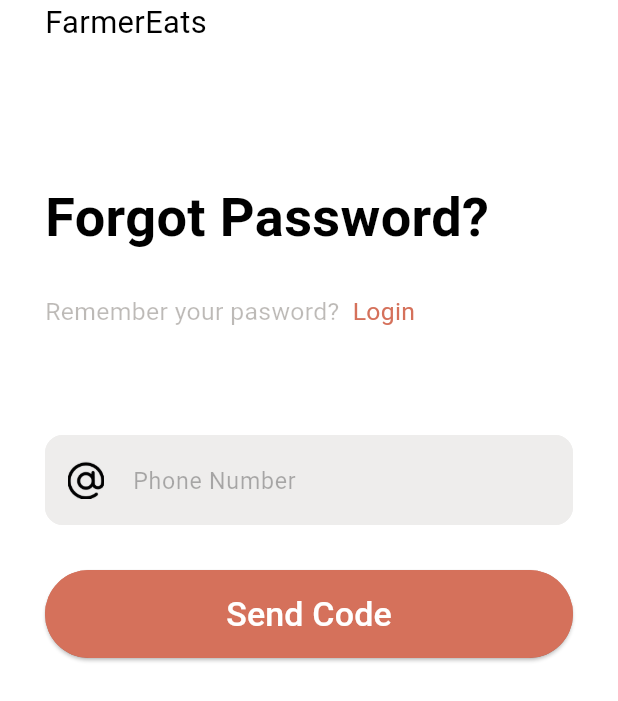
After one commit to marcolous/Flutter-SoftwareLab_Task, a Flutter app: the ForgotPasswordView screen opened by its route, on a phone screen of 412 x 824 dp. The commit adds this screen. Shown: the top 701 px of the screen. Run offline on Flutter 3.47's test engine with Material 3 defaults, Android fonts, the light colour scheme and no system bars; our stand-ins replace flutter_bloc, gap, smooth_page_indicator; Roboto replaces fonts that are missing (BeVietnamPro).

Commit message:
finish forgot password view

```diff
--- a/lib/core/utils/routes.dart
+++ b/lib/core/utils/routes.dart
@@ -2,4 +2,5 @@ class Routes {
   static const String kSplashView = 'slpashView';
   static const String kRegisterView = 'registerView';
   static const String kLoginView = 'loginView';
+  static const String kForgotPasswordView = 'forgotPasswordView';
 }
--- a/lib/core/widgets/custom_text_field.dart
+++ b/lib/core/widgets/custom_text_field.dart
@@ -25,7 +25,7 @@ class CustomTextField extends StatelessWidget {
     return Container(
       height: 60,
       decoration: BoxDecoration(
-        borderRadius: BorderRadius.circular(8),
+        borderRadius: BorderRadius.circular(12),
       ),
       child: TextFormField(
         validator: (value) {
@@ -68,7 +68,7 @@ class CustomTextField extends StatelessWidget {
   OutlineInputBorder borderDecoration() {
     return OutlineInputBorder(
       // borderRadius: BorderRadius.circular(12),
-      borderRadius: BorderRadius.circular(8),
+      borderRadius: BorderRadius.circular(12),
       borderSide: const BorderSide(
         color: Color(0xffEEEDEC),
         width: 2,
@@ -79,7 +79,7 @@ class CustomTextField extends StatelessWidget {
   OutlineInputBorder errBorderDecoration() {
     return OutlineInputBorder(
       // borderRadius: BorderRadius.circular(12),
-      borderRadius: BorderRadius.circular(8),
+      borderRadius: BorderRadius.circular(12),
       borderSide: const BorderSide(
         color: Colors.red,
         width: 2,
--- /dev/null
+++ b/lib/feature/auth/presentation/view/forgot_password/forgot_password_view.dart
@@ -0,0 +1,13 @@
+import 'package:flutter/material.dart';
+import 'package:software_lab/feature/auth/presentation/view/forgot_password/widgets/forgot_password_view_body.dart';
+
+class ForgotPasswordView extends StatelessWidget {
+  const ForgotPasswordView({super.key});
+
+  @override
+  Widget build(BuildContext context) {
+    return const Scaffold(
+      body: ForgotPasswordViewBody(),
+    );
+  }
+}
--- /dev/null
+++ b/lib/feature/auth/presentation/view/forgot_password/widgets/forgot_password_view_body.dart
@@ -0,0 +1,75 @@
+import 'package:flutter/material.dart';
+import 'package:gap/gap.dart';
+import 'package:software_lab/core/utils/app_images.dart';
+import 'package:software_lab/core/utils/styles.dart';
+import 'package:software_lab/core/widgets/custom_button.dart';
+import 'package:software_lab/core/widgets/custom_text_field.dart';
+
+class ForgotPasswordViewBody extends StatefulWidget {
+  const ForgotPasswordViewBody({super.key});
+
+  @override
+  State<ForgotPasswordViewBody> createState() => _ForgotPasswordViewBodyState();
+}
+
+class _ForgotPasswordViewBodyState extends State<ForgotPasswordViewBody> {
+  final TextEditingController _phone = TextEditingController();
+  final GlobalKey<FormState> formKey = GlobalKey();
+
+  @override
+  void dispose() {
+    _phone.dispose();
+    super.dispose();
+  }
+
+  @override
+  Widget build(BuildContext context) {
+    return SafeArea(
+      child: Padding(
+        padding: const EdgeInsets.symmetric(horizontal: 30),
+        child: Column(
+          crossAxisAlignment: CrossAxisAlignment.start,
+          children: [
+            Text(
+              'FarmerEats',
+              style: Styles.style20(context),
+            ),
+            const Gap(90),
+            Text(
+              'Forgot Password?',
+              style: Styles.style35(context),
+            ),
+            const Gap(25),
+            Text.rich(
+              TextSpan(
+                text: 'Remember your pasword?  ',
+                style: Styles.style16(context).copyWith(
+                  color: const Color(0xff261C12).withOpacity(.3),
+                ),
+                children: [
+                  TextSpan(
+                    text: 'Login',
+                    style: Styles.style16(context)
+                        .copyWith(color: const Color(0xffD5715B)),
+                  ),
+                ],
+              ),
+            ),
+            const Gap(70),
+            CustomTextField(
+              prefixIcon: AppImages.email,
+              hintText: 'Phone Number',
+              controller: _phone,
+              keyboardType: TextInputType.number,
+            ),
+            const Gap(30),
+            CustomButton(
+              title: 'Send Code',
+              onPressed: () {},
+            ),
+          ],
+        ),
+      ),
+    );
+  }
+}
--- a/lib/feature/auth/presentation/view/login/widgets/login_view_body.dart
+++ b/lib/feature/auth/presentation/view/login/widgets/login_view_body.dart
@@ -44,7 +44,6 @@ class _LoginViewBodyState extends State<LoginViewBody> {
                   Navigator.pushNamed(context, Routes.kRegisterView);
                 },
                 child: Text.rich(
-                  // textAlign: TextAlign.center,
                   TextSpan(
                     text: 'New here?',
                     style: Styles.style16(context).copyWith(
@@ -73,10 +72,16 @@ class _LoginViewBodyState extends State<LoginViewBody> {
                 hintText: 'Password',
                 controller: _password,
                 obscureText: true,
-                suffixIcon: Text(
-                  'Forgot?',
-                  style: Styles.style16(context).copyWith(
-                    color: const Color(0xffD5715B),
+                suffixIcon: GestureDetector(
+                  onTap: () => Navigator.pushNamed(
+                    context,
+                    Routes.kForgotPasswordView,
+                  ),
+                  child: Text(
+                    'Forgot?',
+                    style: Styles.style16(context).copyWith(
+                      color: const Color(0xffD5715B),
+                    ),
                   ),
                 ),
               ),
--- a/lib/feature/auth/presentation/view/register/widgets/register_view_body.dart
+++ b/lib/feature/auth/presentation/view/register/widgets/register_view_body.dart
@@ -70,7 +70,7 @@ class _RegisterViewBodyState extends State<RegisterViewBody> {
               CustomTextField(
                 prefixIcon: AppImages.email,
                 hintText: 'Full Name',
-                controller: _email,
+                controller: _fullName,
               ),
               const Gap(25),
               CustomTextField(
@@ -82,7 +82,7 @@ class _RegisterViewBodyState extends State<RegisterViewBody> {
               CustomTextField(
                 prefixIcon: AppImages.email,
                 hintText: 'Phone Number',
-                controller: _email,
+                controller: _phone,
                 keyboardType: TextInputType.number,
               ),
               const Gap(25),
@@ -96,7 +96,7 @@ class _RegisterViewBodyState extends State<RegisterViewBody> {
               CustomTextField(
                 prefixIcon: AppImages.password,
                 hintText: 'Re-enter Password',
-                controller: _password,
+                controller: _reEnterPassword,
                 obscureText: true,
               ),
               const Gap(30),
--- a/lib/main.dart
+++ b/lib/main.dart
@@ -1,5 +1,6 @@
 import 'package:flutter/material.dart';
 import 'package:software_lab/core/utils/routes.dart';
+import 'package:software_lab/feature/auth/presentation/view/forgot_password/forgot_password_view.dart';
 import 'package:software_lab/feature/auth/presentation/view/login/login_view.dart';
 import 'package:software_lab/feature/auth/presentation/view/register/register_view.dart';
 import 'package:software_lab/feature/splash/presentation/view/splash_view.dart';
@@ -21,6 +22,7 @@ class SoftwareLab extends StatelessWidget {
         Routes.kSplashView: (context) => SplashView(),
         Routes.kLoginView: (context) => const LoginView(),
         Routes.kRegisterView: (context) => const RegisterView(),
+        Routes.kForgotPasswordView: (context) => const ForgotPasswordView(),
       },
     );
   }
```
